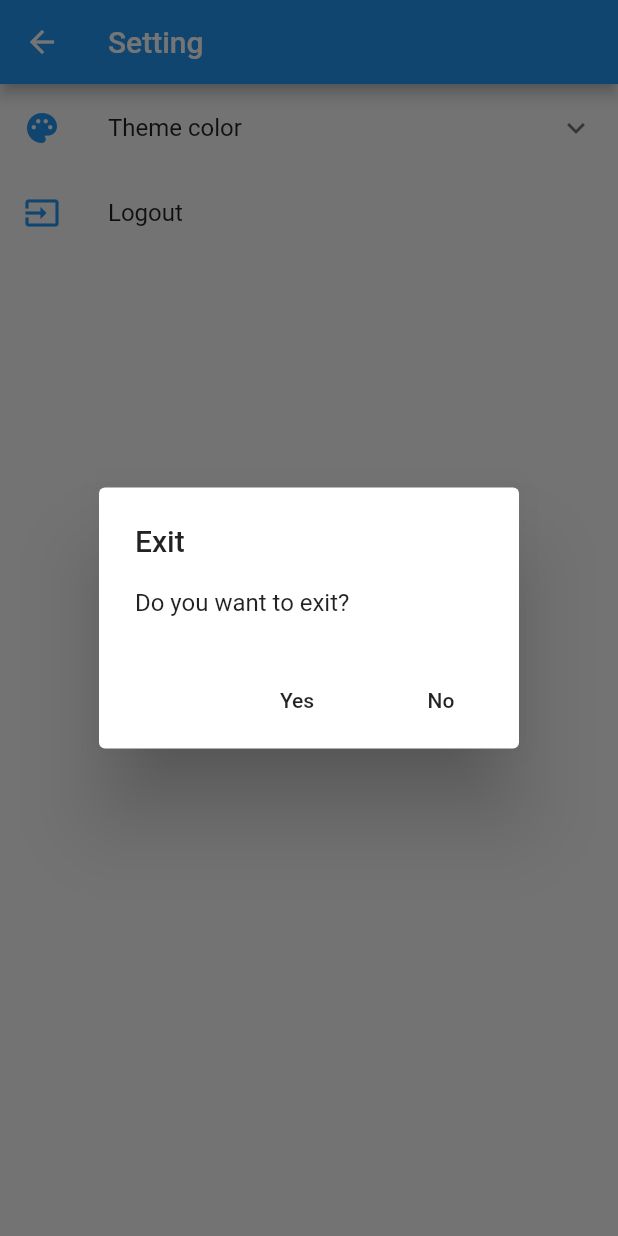
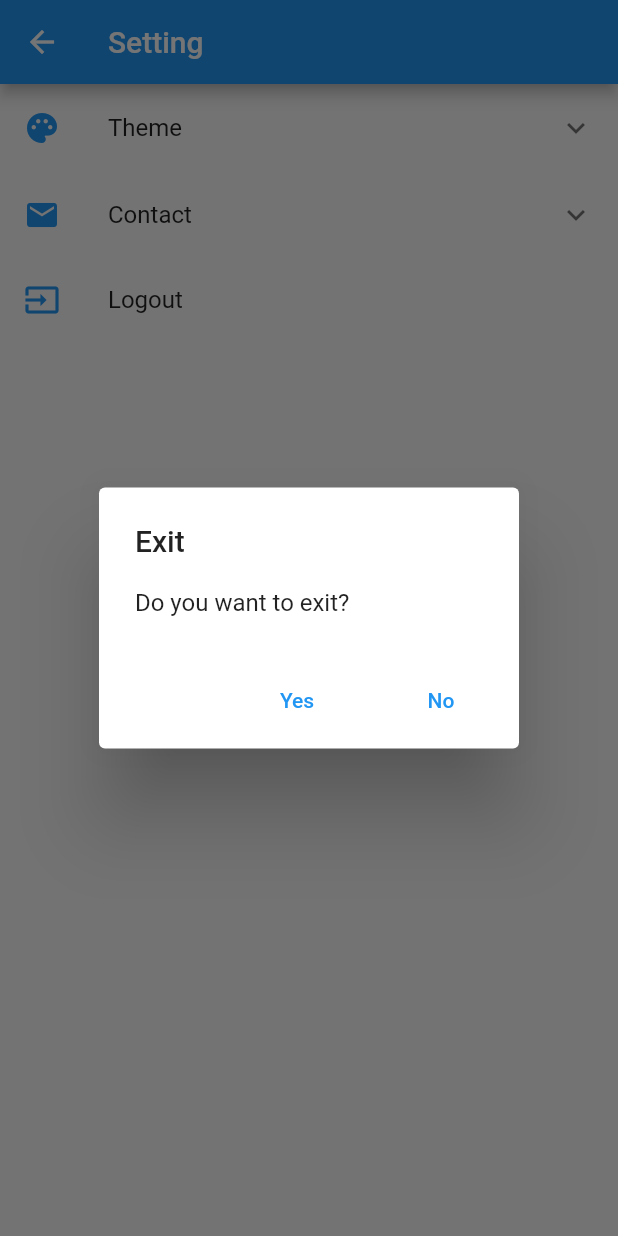
Before and after one commit to tandat95/dttn_khtn, a Flutter app: the Setting screen opened directly with empty values, after a tap on "Logout", on a phone screen of 412 x 824 dp. Run offline on Flutter 3.47's test engine with Material 2 defaults, Android fonts, the light colour scheme and no system bars; our stand-ins replace cached_network_image, cloud_firestore, firebase_auth, firebase_database, firebase_messaging, firebase_storage and 5 more; accounts and stored records are empty; statements that could not run were skipped.

Commit message:
change color

```diff
--- a/lib/common/constants.dart
+++ b/lib/common/constants.dart
@@ -3,6 +3,7 @@ import 'package:flutter/material.dart';
 import 'package:firebase_auth/firebase_auth.dart';
 import 'package:firebase_database/firebase_database.dart';
 import 'package:cloud_firestore/cloud_firestore.dart';
+import 'package:shared_preferences/shared_preferences.dart';
 
 const HORIZONTAL = 0;
 const VERTICAL = 1;
@@ -27,8 +28,10 @@ const DEFAULT_PHOTO_URL = "https://firebasestorage.googleapis.com/v0/b/testnotif
 const UNKNOW_USER = 'Unknow user';
 const USER_NOT_EXIST = 'User not exist!';
 const NOTHING_TO_SEND = 'Nothing to send!';
+const THEME_COLOR = 'ThemeColor';
 
 Firestore FIRESTORE;
+SharedPreferences SHARED_PREFERRENT;
 
 int TAB_INDEX = 0;
 bool NEW_MES = false;
--- a/lib/widget/chat.dart
+++ b/lib/widget/chat.dart
@@ -1,6 +1,5 @@
 import 'dart:async';
 import 'dart:io';
-
 import 'package:cached_network_image/cached_network_image.dart';
 import 'package:cloud_firestore/cloud_firestore.dart';
 import 'package:firebase_storage/firebase_storage.dart';
@@ -11,14 +10,12 @@ import 'package:image_picker/image_picker.dart';
 import 'package:intl/intl.dart';
 import 'package:shared_preferences/shared_preferences.dart';
 import 'package:dttn_khtn/loginAPI.dart';
-import 'package:lazy_load_scrollview/lazy_load_scrollview.dart';
 
 class Chat extends StatelessWidget {
   final String peerId;
   final String peerAvatar;
   final String toPushId;
   final String title;
-
   Chat(
       {Key key,
       @required this.peerId,
--- a/lib/widget/setting.dart
+++ b/lib/widget/setting.dart
@@ -1,17 +1,12 @@
 import 'package:flutter/material.dart';
-import 'package:flutter/services.dart';
-import 'package:cloud_firestore/cloud_firestore.dart';
 import 'package:dttn_khtn/common/constants.dart';
 import 'package:dttn_khtn/loginAPI.dart';
-import 'package:cached_network_image/cached_network_image.dart';
-import 'dart:io';
-import 'package:dttn_khtn/model/user.dart';
-import 'package:dttn_khtn/widget/chat.dart';
 
 class Setting extends StatefulWidget {
   final VoidCallback onSignout;
 
-  const Setting({Key key,@required this.onSignout}) : super(key: key);
+  const Setting({Key key, @required this.onSignout}) : super(key: key);
+
   @override
   State<StatefulWidget> createState() => SettingState(this.onSignout);
 }
@@ -21,12 +16,13 @@ class SettingState extends State<Setting> {
   Color customColor;
 
   SettingState(this.onSignout);
+
   @override
   void initState() {
     customColor = themeColor;
   }
 
-  void _showDialog() {
+  void _logOutDialog() {
     // flutter defined function
     showDialog(
       context: context,
@@ -38,7 +34,10 @@ class SettingState extends State<Setting> {
           actions: <Widget>[
             // usually buttons at the bottom of the dialog
             new FlatButton(
-              child: new Text("Yes"),
+              child: new Text(
+                "Yes",
+                style: TextStyle(color: themeColor),
+              ),
               onPressed: () {
                 Navigator.of(context).pop();
                 LoginAPI.signOut();
@@ -46,7 +45,10 @@ class SettingState extends State<Setting> {
               },
             ),
             new FlatButton(
-              child: new Text("No"),
+              child: new Text(
+                "No",
+                style: TextStyle(color: themeColor),
+              ),
               onPressed: () {
                 Navigator.of(context).pop();
               },
@@ -54,6 +56,54 @@ class SettingState extends State<Setting> {
           ],
         );
       },
+    );
+  }
+
+  void _changeThemeDialog() {
+    // flutter defined function
+    showDialog(
+      context: context,
+      builder: (BuildContext context) {
+        // return object of type Dialog
+        return AlertDialog(
+          title: Text("Change theme"),
+          content: new Text("Please restart the application to change full color!"),
+          actions: <Widget>[
+            // usually buttons at the bottom of the dialog
+            new FlatButton(
+              child: new Text(
+                "Ok",
+                style: TextStyle(color: themeColor),
+              ),
+              onPressed: () {
+                Navigator.of(context).pop();
+              },
+            ),
+          ],
+        );
+      },
+    );
+  }
+
+  Widget buildColorChoice(title, color, colorCode) {
+    return Container(
+      margin: EdgeInsets.only(left: 16),
+      child: ListTile(
+        title: Text(title),
+        leading: Icon(
+          Icons.brightness_1,
+          color:color,
+        ),
+        onTap: () {
+          SHARED_PREFERRENT.setInt(THEME_COLOR, colorCode);
+          setState(() {
+            customColor = color;
+            themeColor = customColor;
+            //0xff4caf50
+          });
+          _changeThemeDialog();
+        },
+      ),
     );
   }
 
@@ -67,7 +117,7 @@ class SettingState extends State<Setting> {
       body: ListView(
         children: <Widget>[
           ExpansionTile(
-            title: Text("Theme color"),
+            title: Text("Theme"),
             leading: Icon(
               Icons.palette,
               color: customColor,
@@ -75,152 +125,41 @@ class SettingState extends State<Setting> {
             children: <Widget>[
               new Column(
                 children: <Widget>[
-                  ListTile(
-                    title: Text('Green'),
-                    leading: Icon(
-                      Icons.brightness_1,
-                      color: Colors.green,
-                    ),
-                    onTap: () {
-                      setState(() {
-                        customColor = Colors.green;
-                        themeColor = customColor;
-                        //0xff4caf50
-                        print(Colors.green);
-                      });
-                    },
-                  ),
-                  ListTile(
-                    title: Text('Red'),
-                    leading: Icon(
-                      Icons.brightness_1,
-                      color: Colors.red,
-                    ),
-                    onTap: () {
-                      setState(() {
-                        customColor = Colors.red;
-                        themeColor = customColor;
-                        //0xfff44336
-                        print(Colors.red);
-                      });
-                    },
-                  ),
-                  ListTile(
-                    title: Text('Blue'),
-                    leading: Icon(
-                      Icons.brightness_1,
-                      color: Colors.blue,
-                    ),
-                    onTap: () {
-                      setState(() {
-                        customColor = Colors.blue;
-                        themeColor = customColor;
-                        //0xff2196f3
-                        print(Colors.blue);
-                      });
-                    },
-                  ),
-                  ListTile(
-                    title: Text('Orange'),
-                    leading: Icon(
-                      Icons.brightness_1,
-                      color: Colors.deepOrange,
-                    ),
-                    onTap: () {
-                      setState(() {
-                        customColor = Colors.deepOrange;
-                        themeColor = customColor;
-                        //0xffff5722
-                        print(Colors.deepOrange);
-                      });
-                    },
-                  ),
-                  ListTile(
-                    title: Text('Purple'),
-                    leading: Icon(
-                      Icons.brightness_1,
-                      color: Colors.deepPurple,
-                    ),
-                    onTap: () {
-                      setState(() {
-                        customColor = Colors.deepPurple;
-                        themeColor = customColor;
-                        //0xff673ab7
-                        print(Colors.deepPurple);
-                      });
-                    },
-                  ),
-                  ListTile(
-                    title: Text('Teal'),
-                    leading: Icon(
-                      Icons.brightness_1,
-                      color: Colors.teal,
-                    ),
-                    onTap: () {
-                      setState(() {
-                        customColor = Colors.teal;
-                        themeColor = customColor;
-                        //0xff009688
-                        print(Colors.teal);
-                      });
-                    },
-                  ),
-                  ListTile(
-                    title: Text('Pink'),
-                    leading: Icon(
-                      Icons.brightness_1,
-                      color: Colors.pink,
-                    ),
-                    onTap: () {
-                      setState(() {
-                        customColor = Colors.pink;
-                        themeColor = customColor;
-                        //0xffe91e63
-                        print(Colors.pink);
-                      });
-                    },
-                  ),
-                  ListTile(
-                    title: Text('Cyan'),
-                    leading: Icon(
-                      Icons.brightness_1,
-                      color: Colors.cyan,
-                    ),
-                    onTap: () {
-                      setState(() {
-                        customColor = Colors.cyan;
-                        themeColor = customColor;
-                        //0xff00bcd4
-                        print(Colors.cyan);
-                      });
-                    },
-                  ),
-                  ListTile(
-                    title: Text('Grey'),
-                    leading: Icon(
-                      Icons.brightness_1,
-                      color: Colors.grey,
-                    ),
-                    onTap: () {
-                      setState(() {
-                        customColor = Colors.grey;
-                        themeColor = customColor;
-                        //0xff9e9e9e
-                        print(Colors.grey);
-                      });
-                    },
-                  ),
+                  buildColorChoice("Green",Colors.green,0xff4caf50),
+                  buildColorChoice("Red",Colors.red,0xfff44336),
+                  buildColorChoice("Blue",Colors.blue,0xff2196f3),
+                  buildColorChoice("Orange",Colors.deepOrange,0xffff5722),
+                  buildColorChoice("Purple",Colors.deepPurple,0xff673ab7),
+                  buildColorChoice("Teal",Colors.teal,0xff009688),
+                  buildColorChoice("Pink",Colors.pink,0xffe91e63),
+                  buildColorChoice("Cyan",Colors.cyan,0xff00bcd4),
+                  buildColorChoice("Grey",Colors.grey,0xff9e9e9e),
+                ],
+              ),
+            ],
+          ),
+          ExpansionTile(
+            title: Text("Contact"),
+            leading: Icon(
+              Icons.mail,
+              color: customColor,
+            ),
+            children: <Widget>[
+              new Column(
+                children: <Widget>[
+                  Text("Email: ngotandat73@gmail.com")
                 ],
               ),
             ],
           ),
           ListTile(
-            leading: Icon(Icons.input, color: customColor,),
-            title: Text("Logout"),
-            onTap: _showDialog
-          )
+              leading: Icon(
+                Icons.input,
+                color: customColor,
+              ),
+              title: Text("Logout"),
+              onTap: _logOutDialog)
         ],
-
       ),
     );
   }
```
Also changed, not shown: lib/main.dart (+23 -17 lines), lib/widget/chat_list.dart (+84 -39 lines), lib/widget/user_list.dart (+4 -4 lines), 1 other file.
